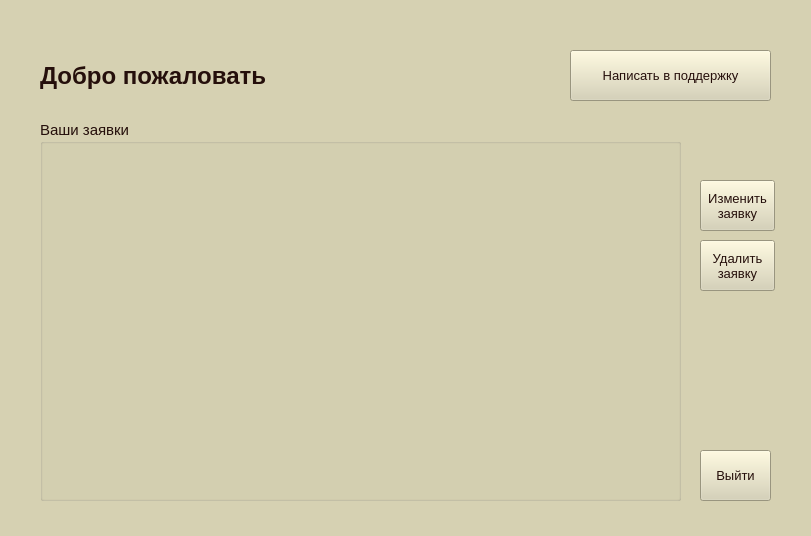
Qt form app/ui_from/user.ui (butdiaal/tech_sub) before a commit.
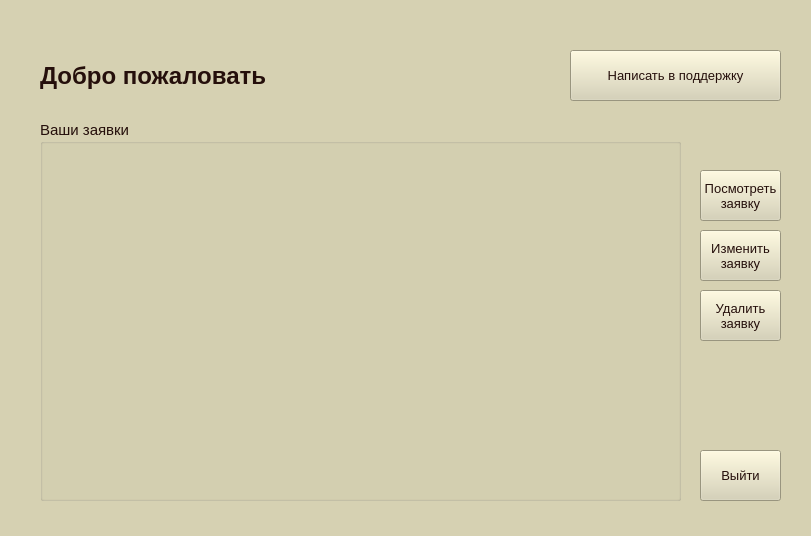
The same form after that commit.

What changed in the file:
```diff
--- a/app/ui_from/user.ui
+++ b/app/ui_from/user.ui
@@ -570,7 +570,7 @@
     <rect>
      <x>570</x>
      <y>50</y>
-     <width>201</width>
+     <width>211</width>
      <height>51</height>
     </rect>
    </property>
@@ -588,7 +588,7 @@
     <rect>
      <x>700</x>
      <y>450</y>
-     <width>71</width>
+     <width>81</width>
      <height>51</height>
     </rect>
    </property>
@@ -605,8 +605,8 @@
    <property name="geometry">
     <rect>
      <x>700</x>
-     <y>180</y>
-     <width>75</width>
+     <y>230</y>
+     <width>81</width>
      <height>51</height>
     </rect>
    </property>
@@ -624,8 +624,8 @@
    <property name="geometry">
     <rect>
      <x>700</x>
-     <y>240</y>
-     <width>75</width>
+     <y>290</y>
+     <width>81</width>
      <height>51</height>
     </rect>
    </property>
@@ -639,6 +639,25 @@
 заявку</string>
    </property>
   </widget>
+  <widget class="QPushButton" name="btn_update_2">
+   <property name="geometry">
+    <rect>
+     <x>700</x>
+     <y>170</y>
+     <width>81</width>
+     <height>51</height>
+    </rect>
+   </property>
+   <property name="font">
+    <font>
+     <pointsize>10</pointsize>
+    </font>
+   </property>
+   <property name="text">
+    <string>Посмотреть 
+заявку</string>
+   </property>
+  </widget>
  </widget>
  <resources/>
  <connections/>
```
